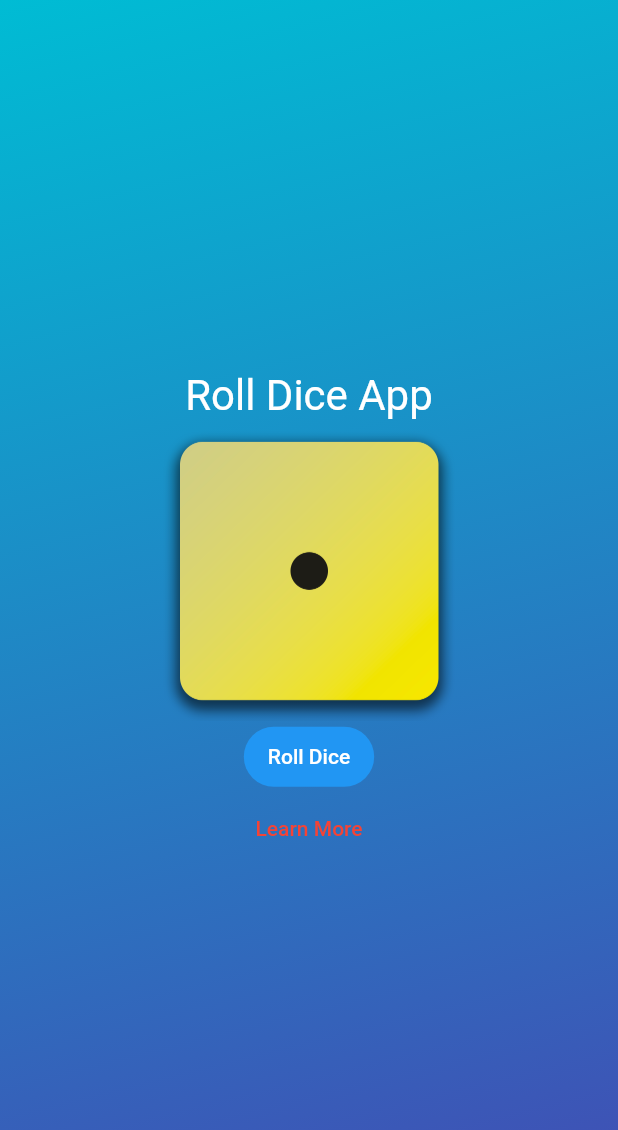
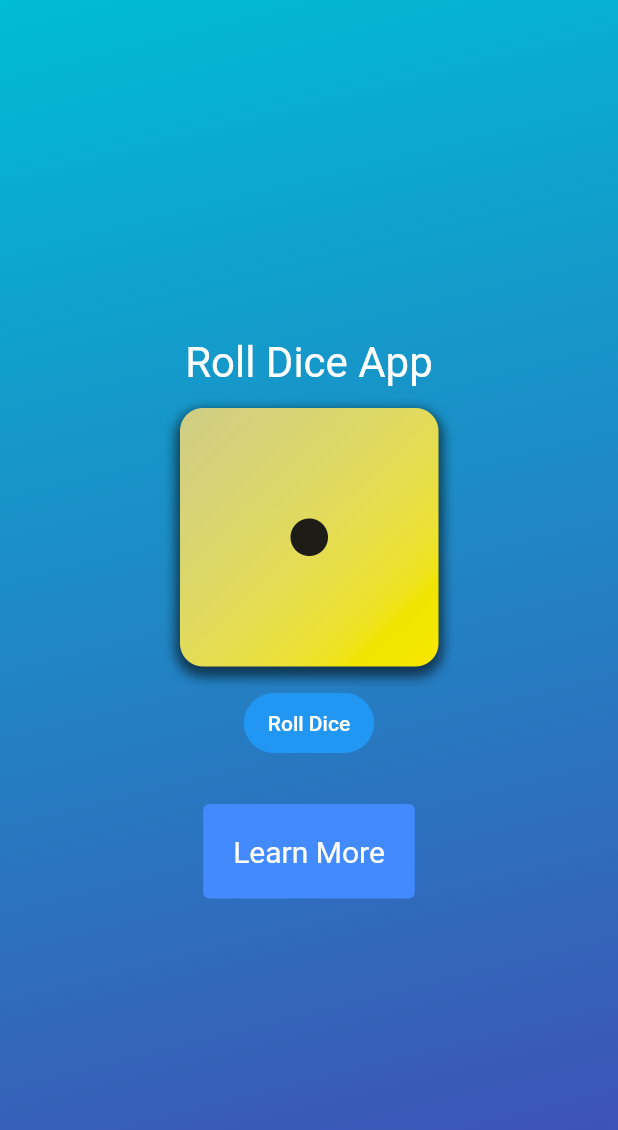
Before and after one commit to devxasd/first_app, a Flutter app: the screen it shows after launch, on a phone screen of 412 x 824 dp. Shown: the top 1130 px of the screen. Run offline on Flutter 3.47's test engine with Material 2 defaults, Android fonts, the phone set to English and light mode, and no system bars.

Commit message:
Lecture 34 Button styling

```diff
--- a/lib/custom_widget.dart
+++ b/lib/custom_widget.dart
@@ -42,14 +42,22 @@ class CustomWidget extends StatelessWidget {
               onPressed: rollDice,
               child: const Text('Roll Dice'),
             ),
+            //I used for giving empty space
+            const SizedBox(
+              height: 30,
+            ),
             TextButton(
               //Anonymous function
               onPressed: () {},
+              style: TextButton.styleFrom(
+                  padding: const EdgeInsets.all(20),
+                  textStyle: const TextStyle(
+                    fontSize: 20,
+                  ),
+                  foregroundColor: Colors.white,
+                  backgroundColor: Colors.blueAccent),
               child: const Text(
                 "Learn More",
-                style: TextStyle(
-                  color: Colors.red,
-                ),
               ),
             ),
           ],
```
